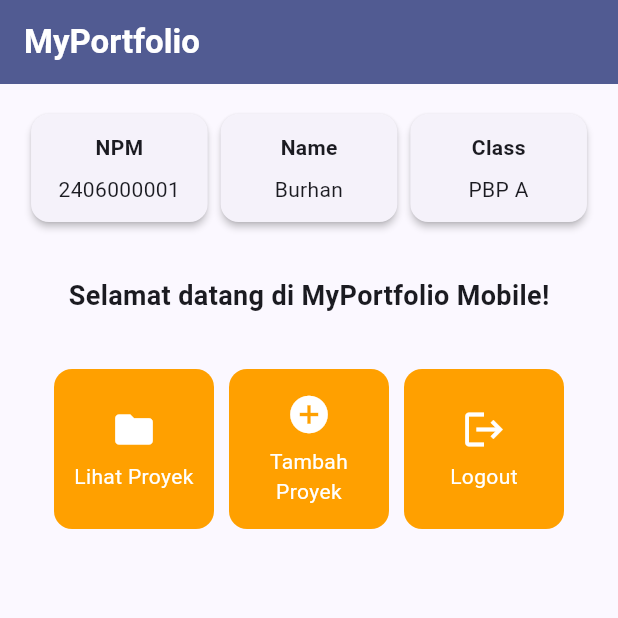
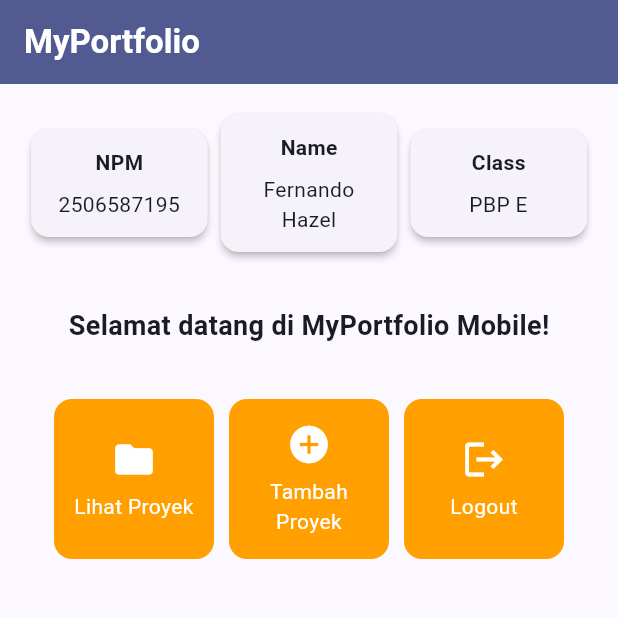
Before and after one commit to fhazl/myportofolio_mobile, a Flutter app: the screen it shows after launch, on a phone screen of 412 x 824 dp, the top half of it. Run offline on Flutter 3.47's test engine with Material 3 defaults, Android fonts, the phone set to English and light mode, and no system bars.

Commit message:
feat: replaced placeholder names

```diff
--- a/lib/menu.dart
+++ b/lib/menu.dart
@@ -9,9 +9,9 @@ class ItemHomepage {
 class MyHomePage extends StatelessWidget {
   MyHomePage({super.key});
 
-  final String npm = "2406000001";
-  final String nama = "Burhan";
-  final String kelas = "PBP A";
+  final String npm = "2506587195";
+  final String nama = "Fernando Hazel";
+  final String kelas = "PBP E";
 
   final List<ItemHomepage> items = [
     ItemHomepage("Lihat Proyek", Icons.folder),
```
